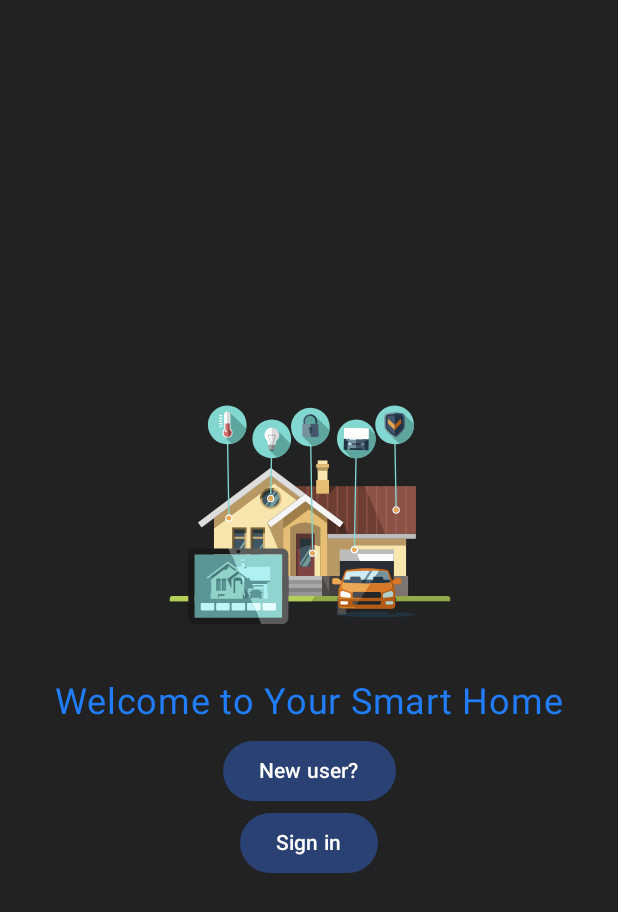
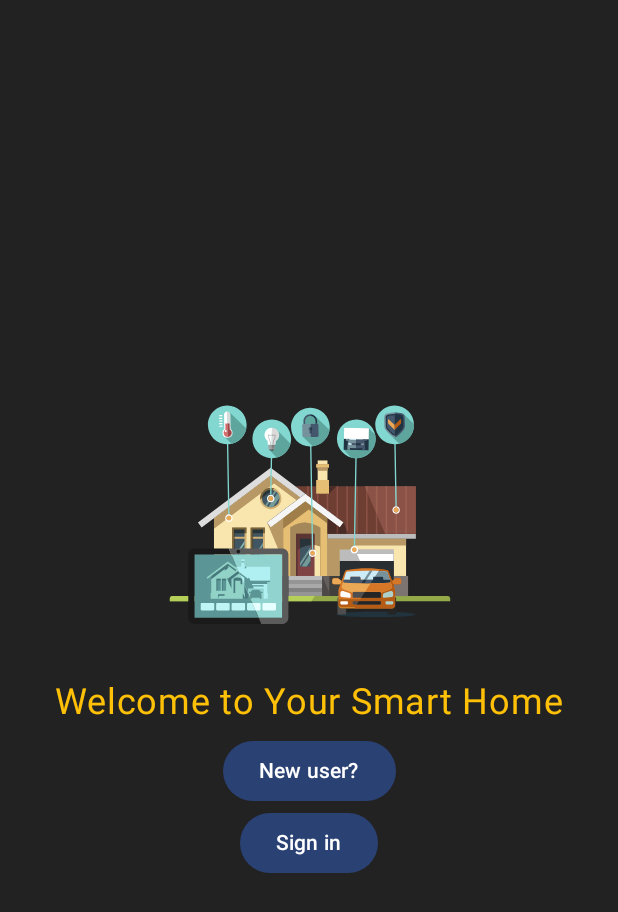
Before and after one commit to SE-SmartHouse/Mobile-Frontend-, an Android app built with Jetpack Compose: the screen it shows after launch (MainActivity), on a phone screen of 412 x 824 dp. Shown: the top 912 px of the screen. Run offline under Robolectric (Android 15) with nearby library versions, the phone set to English and light mode, and no system bars.

Commit message:
api fixed

```diff
--- a/app/src/main/java/com/example/smarthouse_mobile/ui/screen/landingscreen.kt
+++ b/app/src/main/java/com/example/smarthouse_mobile/ui/screen/landingscreen.kt
@@ -32,7 +32,7 @@ fun LandingScreen(navController: NavController) {
 
             Spacer(modifier = Modifier.height(16.dp))
 
-            Text(text = "Welcome to Your Smart Home", fontSize = 24.sp, color = Color(0xFF207DFC))
+            Text(text = "Welcome to Your Smart Home", fontSize = 24.sp, color = Color(0xFFFFC107))
 
             Spacer(modifier = Modifier.height(8.dp))
 
```
